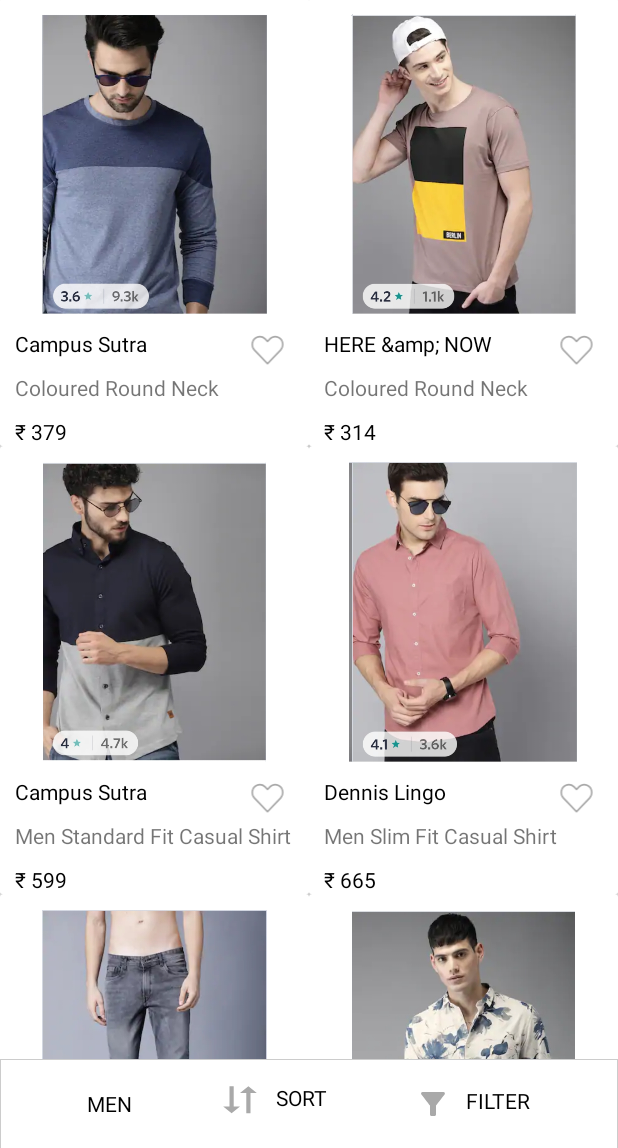
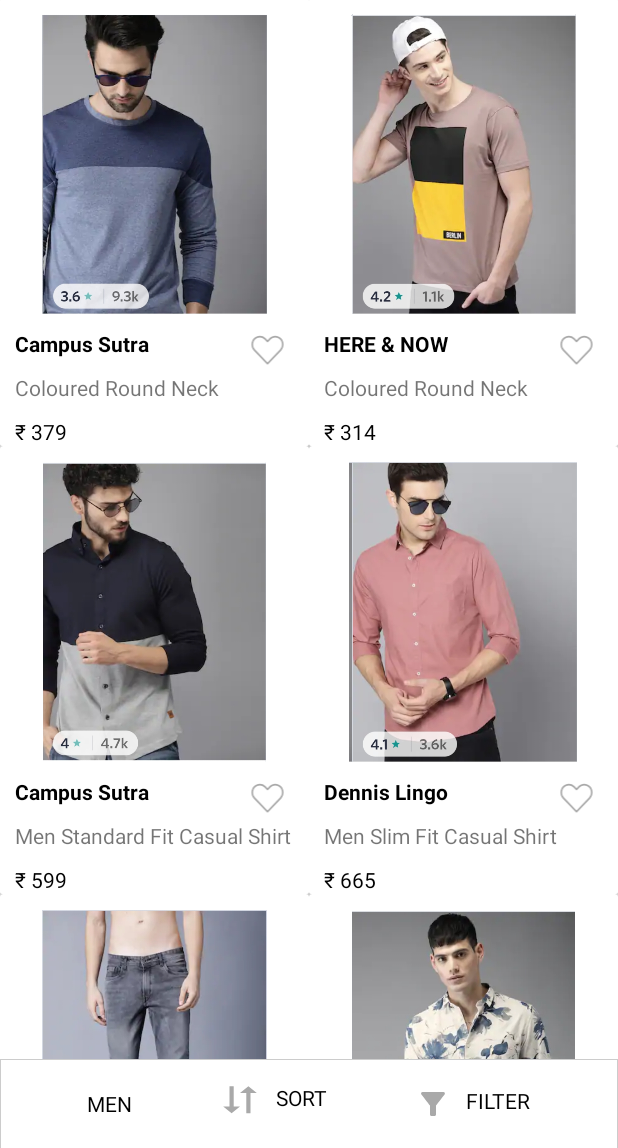
Before and after one commit to MuraliKrishnaSundara/MyntraClone, an Android app: the MensWearActivity screen opened directly, with no data from a screen before it, on a phone screen of 412 x 824 dp, the part 88-1236 px from its top. Run offline under Robolectric (Android 15) with nearby library versions, the phone set to English and light mode, and no system bars.

Commit message:
Update from murali (23/7/2021)

```diff
--- a/App/Myntra/app/src/main/java/com/example/myntra/MensWearActivity.java
+++ b/App/Myntra/app/src/main/java/com/example/myntra/MensWearActivity.java
@@ -26,7 +26,7 @@
         mensWearDataList = new ArrayList<>();
         MensWearData mensWearData1 = new MensWearData(R.drawable.mwi1, "Campus Sutra", "Coloured Round Neck", "₹ 379");
         mensWearDataList.add(mensWearData1);
-        MensWearData mensWearData2 = new MensWearData(R.drawable.mwi2, "HERE &amp; NOW", "Coloured Round Neck", "₹ 314");
+        MensWearData mensWearData2 = new MensWearData(R.drawable.mwi2, "HERE & NOW", "Coloured Round Neck", "₹ 314");
         mensWearDataList.add(mensWearData2);
         MensWearData mensWearData3 = new MensWearData(R.drawable.mwi3, "Campus Sutra", "Men Standard Fit Casual Shirt", "₹ 599");
         mensWearDataList.add(mensWearData3);
@@ -36,18 +36,34 @@
         mensWearDataList.add(mensWearData5);
         MensWearData mensWearData6 = new MensWearData(R.drawable.mwi6, "Bene Kleed", "Men Slim Fit Casual Shirt", "₹ 734");
         mensWearDataList.add(mensWearData6);
-        MensWearData mensWearData7 = new MensWearData(R.drawable.mwi7, "HERE &amp; NOW", "Men Printed Round Neck", "₹ 194");
+        MensWearData mensWearData7 = new MensWearData(R.drawable.mwi7, "HERE & NOW", "Men Printed Round Neck", "₹ 194");
         mensWearDataList.add(mensWearData7);
         MensWearData mensWearData8 = new MensWearData(R.drawable.mwi8, "Roadster", "Regular Fit Casual Shirt", "₹ 399");
         mensWearDataList.add(mensWearData8);
         MensWearData mensWearData9 = new MensWearData(R.drawable.mwi9, "Campus Sutra", "Men Sweat Shirt", "₹ 799");
         mensWearDataList.add(mensWearData9);
-        MensWearData mensWearData10 = new MensWearData(R.drawable.mwi10, "HERE &amp; NOW", "Solid Round Neck T-shirt", "₹ 194");
+        MensWearData mensWearData10 = new MensWearData(R.drawable.mwi10, "HERE & NOW", "Solid Round Neck T-shirt", "₹ 194");
         mensWearDataList.add(mensWearData10);
         MensWearData mensWearData11 = new MensWearData(R.drawable.mwi11, "Roadster", "Men Skinny Fit Jeans", "₹ 719");
         mensWearDataList.add(mensWearData11);
         MensWearData mensWearData12 = new MensWearData(R.drawable.mwi12, "LOCOMOTIVE", "Men Tapered Fit Jeans", "₹ 899");
         mensWearDataList.add(mensWearData12);
+        MensWearData mensWearData13 = new MensWearData(R.drawable.mwi13, "Campus Sutra", "Printed Round Neck T-shirt", "₹ 399");
+        mensWearDataList.add(mensWearData13);
+        MensWearData mensWearData14 = new MensWearData(R.drawable.mwi14, "Roadster", "Men Regular Fit Denim Shirt", "₹ 594");
+        mensWearDataList.add(mensWearData14);
+        MensWearData mensWearData15 = new MensWearData(R.drawable.mwi15, "Huetrap", "MPrinted Round Neck T-shirt", "₹ 494");
+        mensWearDataList.add(mensWearData15);
+        MensWearData mensWearData16 = new MensWearData(R.drawable.mwi16, "Roadster", "Colourblocked T-shirt", "₹ 319");
+        mensWearDataList.add(mensWearData16);
+        MensWearData mensWearData17 = new MensWearData(R.drawable.mwi17, "HIGHLANDER", "Slim Fit Casual Shirt", "₹ 499");
+        mensWearDataList.add(mensWearData17);
+        MensWearData mensWearData18 = new MensWearData(R.drawable.mwi18, "Dennis Lingo", "Men Slim Fit Casual Shirt", "₹ 665");
+        mensWearDataList.add(mensWearData18);
+        MensWearData mensWearData19 = new MensWearData(R.drawable.mwi19, "Mast & Harbour", "Printed Pure Cotton Night suit", "₹ 629");
+        mensWearDataList.add(mensWearData19);
+        MensWearData mensWearData20 = new MensWearData(R.drawable.mwi20, "Roadster", "Striped Polo Collar T-shirt", "₹ 439");
+        mensWearDataList.add(mensWearData20);
     }
 
     private void setRecyclerView() {
--- a/App/Myntra/app/src/main/res/layout/products_item_layout.xml
+++ b/App/Myntra/app/src/main/res/layout/products_item_layout.xml
@@ -37,7 +37,8 @@
             android:layout_marginTop="10dp"
             android:drawablePadding="5dp"
             android:text="Mast &amp; Harbour"
-            android:textColor="@color/black" />
+            android:textColor="@color/black"
+            android:textStyle="bold" />
 
         <TextView
             android:id="@+id/tvProductType"
```
Also changed, not shown: App/Myntra/app/src/main/res/drawable/mwi13.jpeg (added), App/Myntra/app/src/main/res/drawable/mwi14.jpeg (added), App/Myntra/app/src/main/res/drawable/mwi15.jpeg (added), App/Myntra/app/src/main/res/drawable/mwi16.jpeg (added), App/Myntra/app/src/main/res/drawable/mwi17.jpeg (added), App/Myntra/app/src/main/res/drawable/mwi18.jpeg (added), App/Myntra/app/src/main/res/drawable/mwi19.jpeg (added), App/Myntra/app/src/main/res/drawable/mwi20.jpeg (added).
